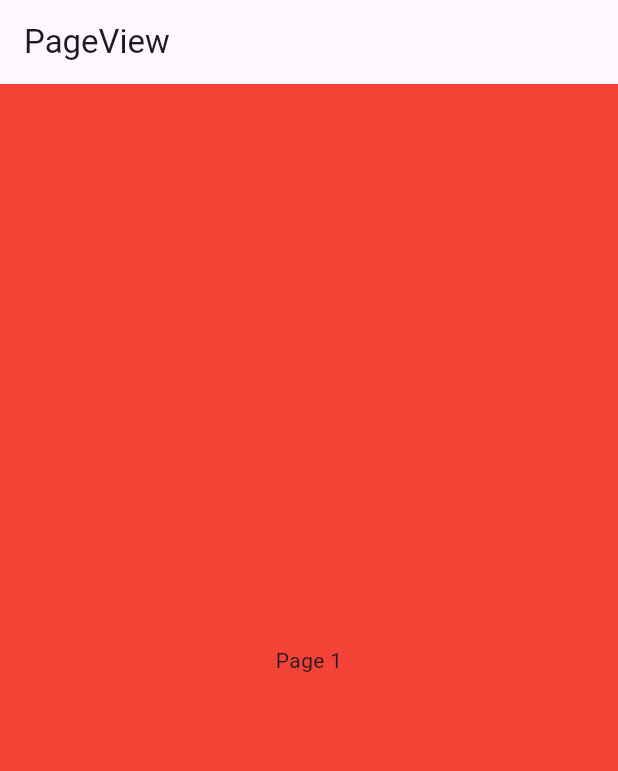
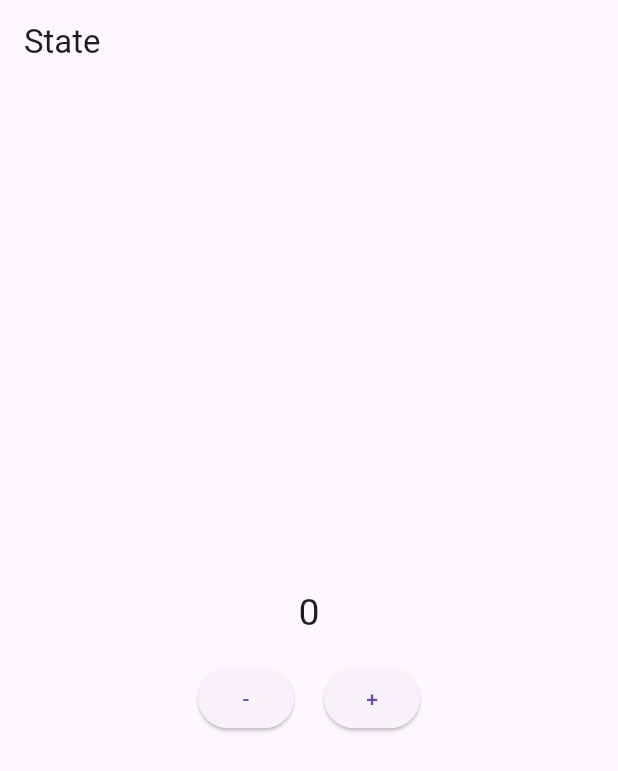
Before and after one commit to rafsanza-hub/learn-flutter, a Flutter app: the screen it shows after launch, on a phone screen of 412 x 824 dp. Shown: the top 771 px of the screen. Run offline on Flutter 3.47's test engine with Material 3 defaults, Android fonts, the phone set to English and light mode, and no system bars; our stand-ins replace animated_bottom_navigation_bar, faker, get, introduction_screen, lottie.

Commit message:
GetX: State Management

```diff
--- a/lib/main.dart
+++ b/lib/main.dart
@@ -1,7 +1,8 @@
 import 'package:flutter/material.dart';
+import 'package:get/get.dart';
 
 void main() {
-  runApp(const MyApp());
+  runApp(MyApp());
 }
 
 class MyApp extends StatelessWidget {
@@ -9,7 +10,7 @@ class MyApp extends StatelessWidget {
 
   @override
   Widget build(BuildContext context) {
-    return MaterialApp(
+    return GetMaterialApp(
       home: HomePage(),
     );
   }
@@ -20,32 +21,42 @@ class HomePage extends StatelessWidget {
 
   @override
   Widget build(BuildContext context) {
+    final Controller c = Get.put(Controller());
     return Scaffold(
       appBar: AppBar(
-        title: Text("PageView"),
+        title: const Text("State"),
       ),
       body: Center(
-        child: PageView(children: [
-          Container(
-            color: Colors.red,
-            child: const Center(
-              child: Text("Page 1"),
+        child: Column(
+          mainAxisAlignment: MainAxisAlignment.center,
+          children: [
+            Obx(
+              () => Text(
+                "${c.count}",
+                style: const TextStyle(fontSize: 25),
+              ),
             ),
-          ),
-          Container(
-            color: Colors.green,
-            child: const Center(
-              child: Text("Page 2"),
+            const SizedBox(height: 15),
+            Row(
+              mainAxisAlignment: MainAxisAlignment.center,
+              children: [
+                ElevatedButton(
+                    onPressed: () => c.decrement(), child: const Text("-")),
+                const SizedBox(width: 20),
+                ElevatedButton(
+                    onPressed: () => c.increment(), child: const Text("+")),
+              ],
             ),
-          ),
-          Container(
-            color: Colors.blue,
-            child: const Center(
-              child: Text("Page 3"),
-            ),
-          )
-        ]),
+          ],
+        ),
       ),
     );
   }
 }
+
+class Controller extends GetxController {
+  RxInt count = 0.obs;
+
+  increment() => count++;
+  decrement() => count--;
+}
--- a/pubspec.yaml
+++ b/pubspec.yaml
@@ -30,6 +30,7 @@ environment:
 dependencies:
   animated_bottom_navigation_bar: ^1.3.3
   cupertino_icons: ^1.0.8
+  division: ^0.9.0
   faker: ^2.2.0
   flutter:
     sdk: flutter
```
Also changed, not shown: pubspec.lock.
